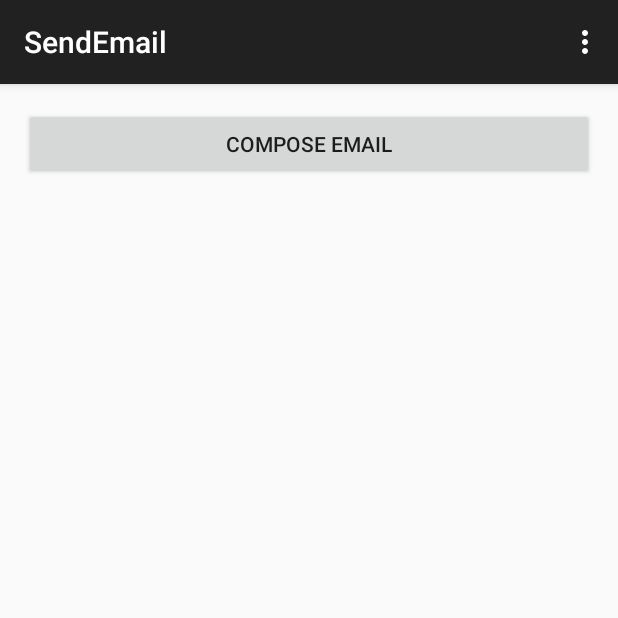
After one commit to studentmanik/PhoneBook, an Android app: the SendEmail screen opened directly, with no data from a screen before it, on a phone screen of 412 x 824 dp, the top half of it. The commit adds this screen. Run offline under Robolectric (Android 15) with nearby library versions, the phone set to English and light mode, and no system bars.

Commit message:
Android phone Book

```diff
--- a/app/src/main/AndroidManifest.xml
+++ b/app/src/main/AndroidManifest.xml
@@ -32,6 +32,10 @@
             android:name=".AddContact"
             android:label="@string/title_activity_add_contact" >
         </activity>
+        <activity
+            android:name=".SendEmail"
+            android:label="@string/title_activity_send_email" >
+        </activity>
     </application>
 
 </manifest>
--- a/app/src/main/java/com/example/ranacom/phonebook/AddContact.java
+++ b/app/src/main/java/com/example/ranacom/phonebook/AddContact.java
@@ -71,7 +71,7 @@ EditText mContactNameEditText,mContactPhoneEditText,mContactEmailEditText,takeIm
                 String name = mContactNameEditText.getText().toString();
                 String phone = mContactPhoneEditText.getText().toString();
                 String email = mContactEmailEditText.getText().toString();
-              //  String image_uri= outputFileUri;
+               // String image_uri= ;
                 String contactId= null;
 
                // ContactList contactList = new ContactList(name,phone,outputFileUri,email,contactId);
--- /dev/null
+++ b/app/src/main/java/com/example/ranacom/phonebook/SendEmail.java
@@ -0,0 +1,77 @@
+package com.example.ranacom.phonebook;
+
+import android.content.Intent;
+import android.net.Uri;
+import android.support.v7.app.ActionBarActivity;
+import android.os.Bundle;
+import android.view.Menu;
+import android.view.MenuItem;
+import android.view.View;
+import android.widget.Button;
+import android.widget.Toast;
+
+
+public class SendEmail extends ActionBarActivity {
+
+    @Override
+    protected void onCreate(Bundle savedInstanceState) {
+        super.onCreate(savedInstanceState);
+        setContentView(R.layout.activity_send_email);
+        Button startBtn = (Button) findViewById(R.id.sendEmail);
+        startBtn.setOnClickListener(new View.OnClickListener() {
+            @Override
+            public void onClick(View v) {
+                sendEmail();
+            }
+        });
+    }
+
+    protected void sendEmail() {
+      //  Log.i("Send email", "");
+
+        String[] TO = {"amrood.admin@gmail.com"};
+        String[] CC = {"mcmohd@gmail.com"};
+        Intent emailIntent = new Intent(Intent.ACTION_SEND);
+        emailIntent.setData(Uri.parse("mailto:"));
+        emailIntent.setType("text/plain");
+
+
+        emailIntent.putExtra(Intent.EXTRA_EMAIL, TO);
+        emailIntent.putExtra(Intent.EXTRA_CC, CC);
+        emailIntent.putExtra(Intent.EXTRA_SUBJECT, "Your subject");
+        emailIntent.putExtra(Intent.EXTRA_TEXT, "Email message goes here");
+
+        try {
+            startActivity(Intent.createChooser(emailIntent, "Send mail..."));
+            finish();
+        //    Log.i("Finished sending email...", "");
+        } catch (android.content.ActivityNotFoundException ex) {
+            Toast.makeText(getApplicationContext(),
+                    "There is no email client installed.", Toast.LENGTH_SHORT).show();
+        }
+    }
+
+
+
+    @Override
+    public boolean onCreateOptionsMenu(Menu menu) {
+        // Inflate the menu; this adds items to the action bar if it is present.
+        getMenuInflater().inflate(R.menu.menu_send_email, menu);
+        return true;
+    }
+
+    @Override
+    public boolean onOptionsItemSelected(MenuItem item) {
+        // Handle action bar item clicks here. The action bar will
+        // automatically handle clicks on the Home/Up button, so long
+        // as you specify a parent activity in AndroidManifest.xml.
+        int id = item.getItemId();
+
+        //noinspection SimplifiableIfStatement
+        if (id == R.id.action_settings) {
+            return true;
+        }
+
+        return super.onOptionsItemSelected(item);
+    }
+}
--- a/app/src/main/java/com/example/ranacom/phonebook/SingleContactActivity.java
+++ b/app/src/main/java/com/example/ranacom/phonebook/SingleContactActivity.java
@@ -46,7 +46,7 @@ public class SingleContactActivity extends Fragment {
         //contactLists=db.getAllContact();
 
         for (int i = 0; i < contactLists.size(); i++) {
-          if (contactLists.get(i).getContactName().toLowerCase().contains(searchStr.toLowerCase())) {
+          if (contactLists.get(i).getContactName().contains(searchStr)) {
                 Toast.makeText(getActivity(), contactLists.get(i).getContactName().toLowerCase(), Toast.LENGTH_SHORT).show();
 
                 searchLists.add(contactLists.get(i));
@@ -109,6 +109,8 @@ public class SingleContactActivity extends Fragment {
               String emailAddress = db.getAllContact().get(position).getEmailAddress();
                 String contactImage = db.getAllContact().get(position).getIVContactImage();
                 int phoneId = db.getAllContact().get(position).getPhoneId();
+
+
                 Intent i=new Intent(getActivity(),ContactDetails.class);
                 i.putExtra("contactId", contactId);
                 i.putExtra("contactName", contactName);
--- /dev/null
+++ b/app/src/main/res/layout/activity_send_email.xml
@@ -0,0 +1,14 @@
+<RelativeLayout xmlns:android="http://schemas.android.com/apk/res/android"
+    xmlns:tools="http://schemas.android.com/tools" android:layout_width="match_parent"
+    android:layout_height="match_parent" android:paddingLeft="@dimen/activity_horizontal_margin"
+    android:paddingRight="@dimen/activity_horizontal_margin"
+    android:paddingTop="@dimen/activity_vertical_margin"
+    android:paddingBottom="@dimen/activity_vertical_margin"
+    tools:context="com.example.ranacom.phonebook.SendEmail">
+
+    <Button android:id="@+id/sendEmail"
+        android:layout_width="fill_parent"
+        android:layout_height="wrap_content"
+        android:text="Compose Email"/>
+
+</RelativeLayout>
--- /dev/null
+++ b/app/src/main/res/menu/menu_send_email.xml
@@ -0,0 +1,7 @@
+<menu xmlns:android="http://schemas.android.com/apk/res/android"
+    xmlns:app="http://schemas.android.com/apk/res-auto"
+    xmlns:tools="http://schemas.android.com/tools"
+    tools:context="com.example.ranacom.phonebook.SendEmail">
+    <item android:id="@+id/action_settings" android:title="@string/action_settings"
+        android:orderInCategory="100" app:showAsAction="never" />
+</menu>
--- a/app/src/main/res/values/strings.xml
+++ b/app/src/main/res/values/strings.xml
@@ -12,4 +12,5 @@
 <!-- TODO: Remove or change this placeholder text -->
     <string name="hello_blank_fragment">Hello blank fragment</string>
     <string name="title_activity_add_contact">AddContact</string>
+    <string name="title_activity_send_email">SendEmail</string>
 </resources>
```
Also changed, not shown: app/src/main/java/com/example/ranacom/phonebook/ContactDetails.java (+37 -3 lines), app/src/main/res/layout/activity_favorite_contact.xml (added, +10 -0 lines), app/src/main/res/menu/menu_favorite_contact.xml (added, +7 -0 lines).
